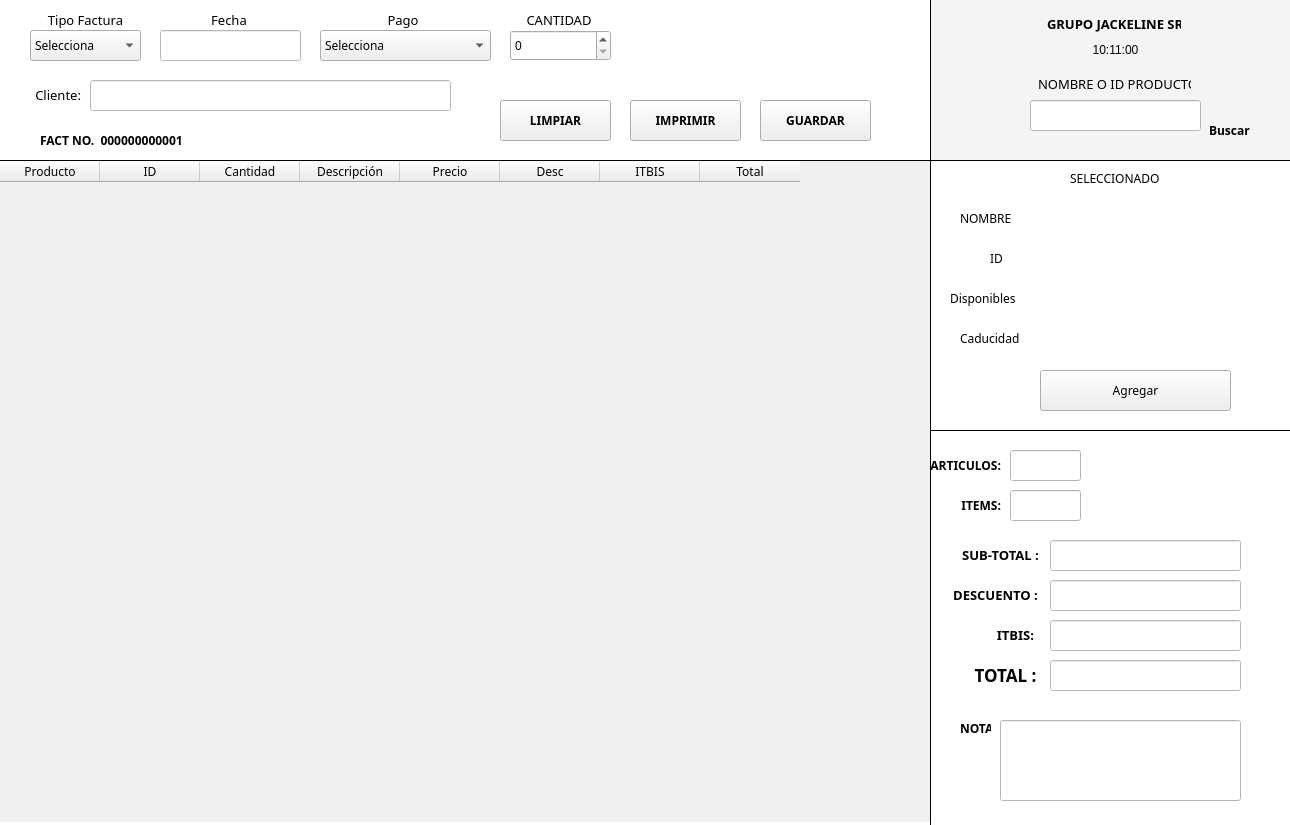
Before: the Qt Designer form UI/facturation.ui in adriii0104/ABAS_SYSTEM, drawn with Qt 5.
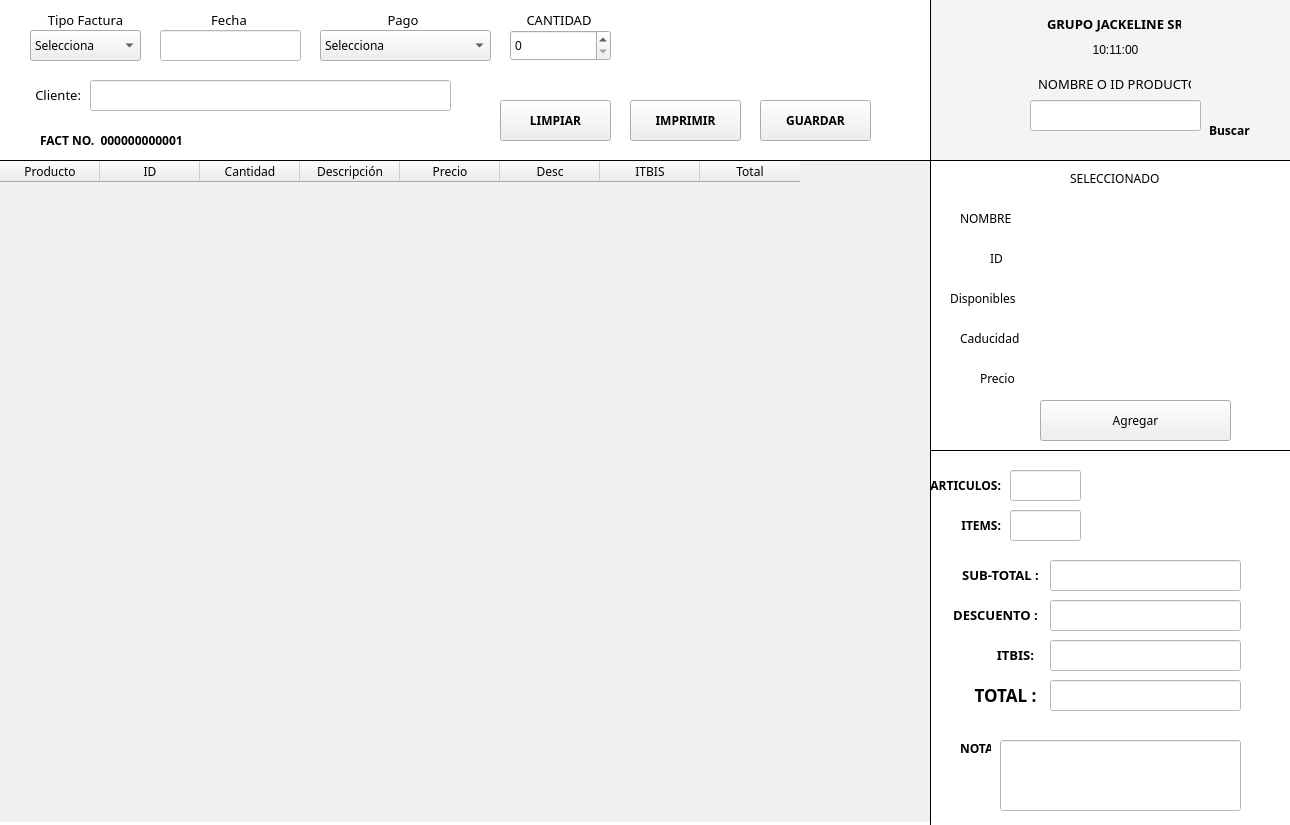
After: the same form once the commit is applied. Icons and pictures are not drawn.

```diff
--- a/UI/facturation.ui
+++ b/UI/facturation.ui
@@ -681,9 +681,9 @@
     <property name="geometry">
      <rect>
       <x>930</x>
-      <y>430</y>
+      <y>450</y>
       <width>361</width>
-      <height>401</height>
+      <height>381</height>
      </rect>
     </property>
     <property name="styleSheet">
@@ -869,7 +869,7 @@
        <x>70</x>
        <y>290</y>
        <width>241</width>
-       <height>81</height>
+       <height>71</height>
       </rect>
      </property>
      <property name="styleSheet">
@@ -1096,7 +1096,7 @@
       <x>930</x>
       <y>160</y>
       <width>361</width>
-      <height>271</height>
+      <height>291</height>
      </rect>
     </property>
     <property name="styleSheet">
@@ -1289,7 +1289,7 @@
      <property name="geometry">
       <rect>
        <x>110</x>
-       <y>210</y>
+       <y>240</y>
        <width>191</width>
        <height>41</height>
       </rect>
@@ -1306,6 +1306,44 @@
       <string>Agregar</string>
      </property>
     </widget>
+    <widget class="QLabel" name="label_22">
+     <property name="geometry">
+      <rect>
+       <x>50</x>
+       <y>210</y>
+       <width>41</width>
+       <height>16</height>
+      </rect>
+     </property>
+     <property name="font">
+      <font>
+       <family>Bahnschrift Light</family>
+      </font>
+     </property>
+     <property name="styleSheet">
+      <string notr="true">border: none;</string>
+     </property>
+     <property name="text">
+      <string>Precio</string>
+     </property>
+    </widget>
+    <widget class="QLineEdit" name="price">
+     <property name="geometry">
+      <rect>
+       <x>100</x>
+       <y>200</y>
+       <width>211</width>
+       <height>31</height>
+      </rect>
+     </property>
+     <property name="styleSheet">
+      <string notr="true">background: white;
+border:none;</string>
+     </property>
+     <property name="readOnly">
+      <bool>true</bool>
+     </property>
+    </widget>
    </widget>
   </widget>
  </widget>
```
Left out of the diff: 12 changed lines with no effect on the pictures.
